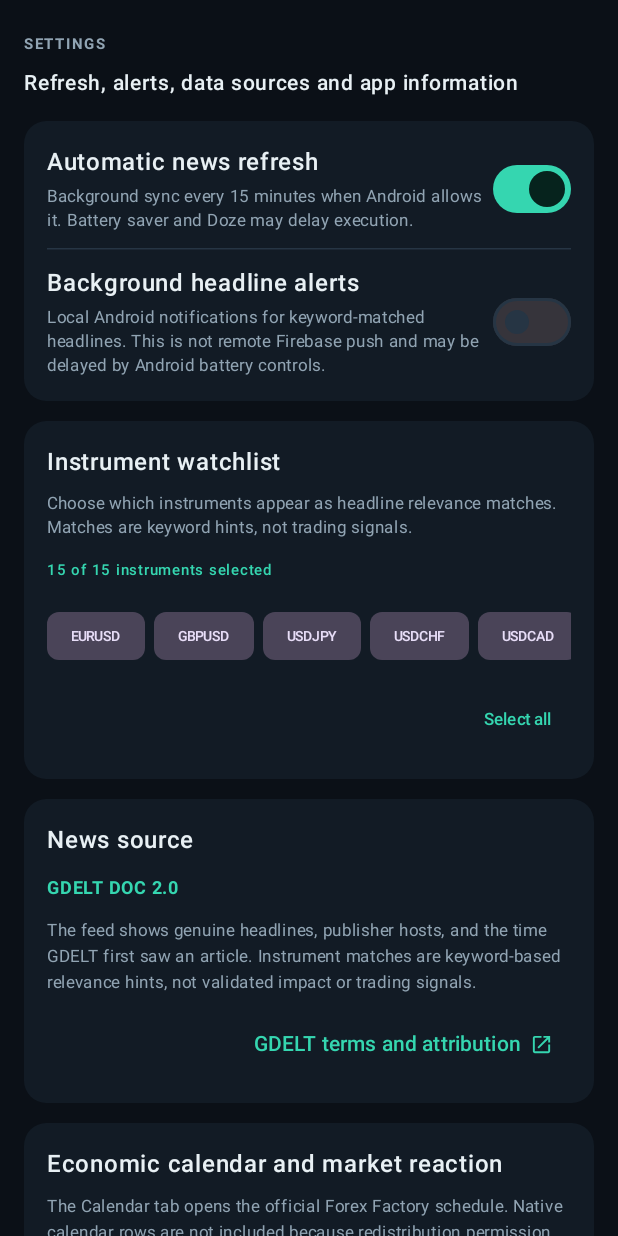
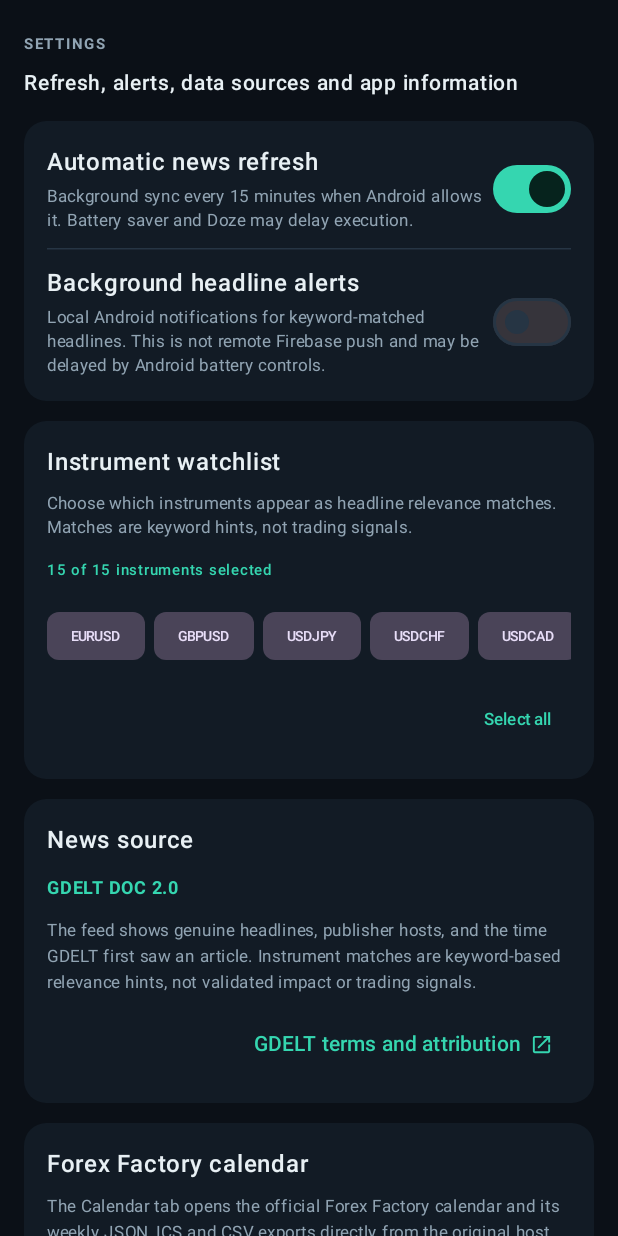
Before and after one commit to DSL-21/TradingNews, an Android app built with Jetpack Compose: the composable SettingsScreen shown on its own in the app's theme, after a tap on "GDELT terms and attribution", on a phone screen of 412 x 824 dp. Run offline under Robolectric (Android 15) with nearby library versions, the phone set to English and light mode, and no system bars; pictures from the network do not load; 1 statement that could not run was skipped.

Commit message:
Clarify settings: direct official Forex Factory links and local app data

```diff
--- a/app/src/main/java/com/tradingnews/app/MainActivity.kt
+++ b/app/src/main/java/com/tradingnews/app/MainActivity.kt
@@ -554,9 +554,9 @@ private fun SettingsScreen(state: TradingNewsUiState, onRefresh: () -> Unit) {
         item {
             SettingsCard {
                 Column(verticalArrangement = Arrangement.spacedBy(8.dp)) {
-                    Text("Economic calendar and market reaction", color = TextMain, fontWeight = FontWeight.SemiBold)
+                    Text("Forex Factory calendar", color = TextMain, fontWeight = FontWeight.SemiBold)
                     Text(
-                        "The Calendar tab opens the official Forex Factory schedule. Native calendar rows are not included because redistribution permission has not been granted. Price-reaction calculations are not shown until a licensed historical price source is connected. No synthetic events or prices are generated.",
+                        "The Calendar tab opens the official Forex Factory calendar and its weekly JSON, ICS and CSV exports directly from the original host. Trading News does not copy or rehost the FEED database. No provider API key is required.",
                         color = TextMuted, fontSize = 11.sp, lineHeight = 17.sp
                     )
                 }
@@ -566,7 +566,7 @@ private fun SettingsScreen(state: TradingNewsUiState, onRefresh: () -> Unit) {
             SettingsCard {
                 Column(verticalArrangement = Arrangement.spacedBy(6.dp)) {
                     Text("Privacy and storage", color = TextMain, fontWeight = FontWeight.SemiBold)
-                    Text("The app stores a compact local GDELT headline cache and refresh preferences. Provider API credentials belong on the backend and must never be embedded in the APK.", color = TextMuted, fontSize = 11.sp, lineHeight = 17.sp)
+                    Text("The app stores a compact GDELT headline cache, selected instruments and refresh preferences on this device. It does not require a user account or embed third-party API credentials.", color = TextMuted, fontSize = 11.sp, lineHeight = 17.sp)
                 }
             }
         }
```
